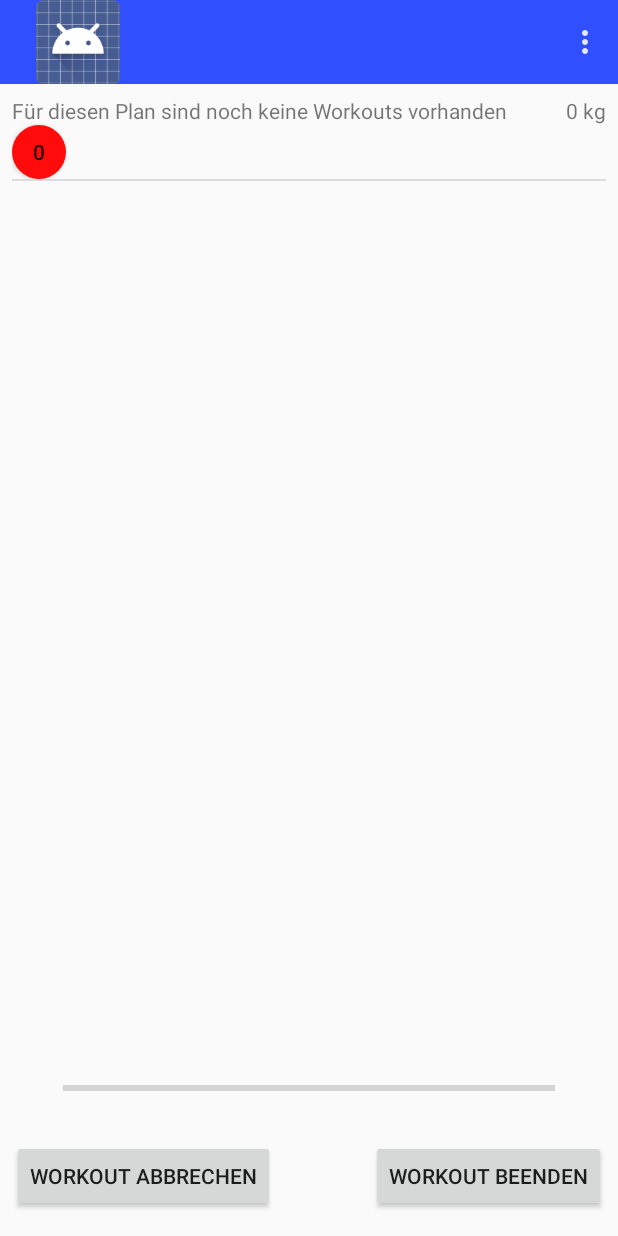
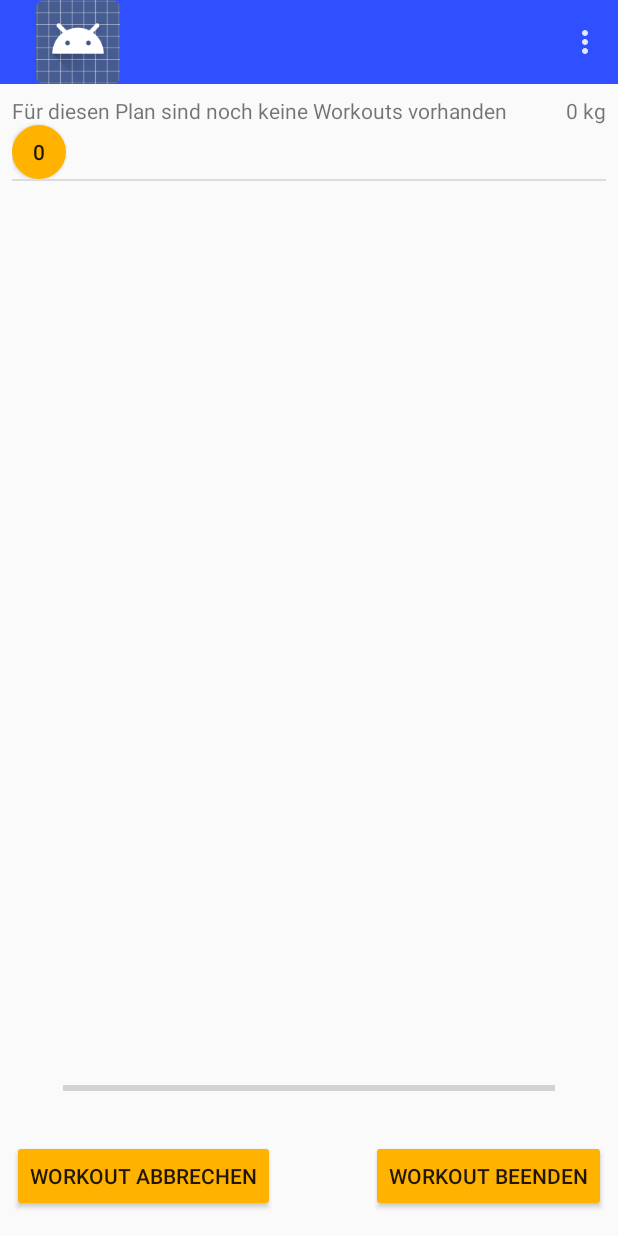
Before and after one commit to Roy0815/MyGainzApp, an Android app: the WorkoutActivity screen opened directly, with no data from a screen before it, on a phone screen of 412 x 824 dp. Run offline under Robolectric (Android 15) with nearby library versions, the phone set to English and light mode, and no system bars; 1 statement that could not run was skipped.

Commit message:
Final scheme changes

```diff
--- a/app/src/main/java/p/d064905/mygainzapp/WorkoutActivity.java
+++ b/app/src/main/java/p/d064905/mygainzapp/WorkoutActivity.java
@@ -98,7 +98,7 @@ public class WorkoutActivity extends Activity {
                                     progress.setProgress(z);
                                     breakview.setText(""+z+"/"+breaktime);
                                     //ProgressBar wird rot
-                                    progress.getProgressDrawable().setColorFilter(Color.RED, PorterDuff.Mode.SRC_IN);
+                                    progress.getProgressDrawable().setColorFilter(Color.parseColor("#ffb300"), PorterDuff.Mode.SRC_IN);
                                 }else if (breaktime != -5){
                                     breakview.setText(""+z+"/"+breaktime);
                                 }
@@ -177,12 +177,14 @@ public class WorkoutActivity extends Activity {
                                 breaktime = getItem(position).getPausenzeit();
                                 progress.setMax(breaktime);
                                 z = 0;
-                                progress.getProgressDrawable().setColorFilter(Color.GREEN, PorterDuff.Mode.SRC_IN);
+                                progress.getProgressDrawable().setColorFilter(Color.parseColor("#304ffe"), PorterDuff.Mode.SRC_IN);
                             }
                             view.setBackground(ContextCompat.getDrawable(getContext(), R.drawable.roundedbuttongreen));
+                            ((Button) view).setTextColor(Color.parseColor("#fafafa"));
                         }else{
                             i = getItem(position).reps;
                             view.setBackground(ContextCompat.getDrawable(getContext(), R.drawable.roundedbuttonred));
+                            ((Button) view).setTextColor(Color.parseColor("#000000"));
                         }
                         ((Button) view).setText(Integer.toString(i));
                     }
--- a/app/src/main/res/drawable/roundedbuttongreen.xml
+++ b/app/src/main/res/drawable/roundedbuttongreen.xml
@@ -1,7 +1,7 @@
 <?xml version="1.0" encoding="utf-8"?>
 <shape xmlns:android="http://schemas.android.com/apk/res/android"
     android:shape="rectangle">
-    <solid android:color="#689f38" />
+    <solid android:color="@color/colorPrimary" />
     <corners android:bottomRightRadius="18dp"
         android:bottomLeftRadius="18dp"
         android:topRightRadius="18dp"
--- a/app/src/main/res/drawable/roundedbuttonred.xml
+++ b/app/src/main/res/drawable/roundedbuttonred.xml
@@ -1,7 +1,7 @@
 <?xml version="1.0" encoding="utf-8"?>
 <shape xmlns:android="http://schemas.android.com/apk/res/android"
     android:shape="rectangle">
-    <solid android:color="#ff0b0b" />
+    <solid android:color="@color/colorAccent" />
     <corners android:bottomRightRadius="18dp"
         android:bottomLeftRadius="18dp"
         android:topRightRadius="18dp"
--- a/app/src/main/res/layout/activity_workout.xml
+++ b/app/src/main/res/layout/activity_workout.xml
@@ -39,6 +39,7 @@
         android:layout_height="wrap_content"
         android:layout_marginBottom="16dp"
         android:layout_marginStart="8dp"
+        android:backgroundTint="@color/colorAccent"
         android:onClick="changescreen"
         android:text="Workout abbrechen"
         app:layout_constraintBottom_toBottomOf="parent"
@@ -50,6 +51,7 @@
         android:layout_height="wrap_content"
         android:layout_marginBottom="16dp"
         android:layout_marginEnd="8dp"
+        android:backgroundTint="@color/colorAccent"
         android:onClick="changescreen"
         android:text="Workout beenden"
         app:layout_constraintBottom_toBottomOf="parent"
```
